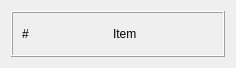
Qt form stepitem.ui (casey-c/egg-prooftree-testing) before a commit.
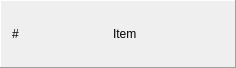
The same form after that commit.

```diff
--- a/stepitem.ui
+++ b/stepitem.ui
@@ -17,16 +17,22 @@
    <bool>true</bool>
   </property>
   <layout class="QHBoxLayout" name="horizontalLayout_2">
+   <property name="leftMargin">
+    <number>0</number>
+   </property>
+   <property name="topMargin">
+    <number>0</number>
+   </property>
+   <property name="rightMargin">
+    <number>0</number>
+   </property>
+   <property name="bottomMargin">
+    <number>0</number>
+   </property>
    <item>
     <widget class="QFrame" name="frame">
-     <property name="autoFillBackground">
-      <bool>true</bool>
-     </property>
-     <property name="styleSheet">
-      <string notr="true"/>
-     </property>
      <property name="frameShape">
-      <enum>QFrame::Box</enum>
+      <enum>QFrame::Panel</enum>
      </property>
      <property name="frameShadow">
       <enum>QFrame::Raised</enum>
@@ -35,6 +41,21 @@
       <number>1</number>
      </property>
      <layout class="QHBoxLayout" name="horizontalLayout">
+      <property name="spacing">
+       <number>7</number>
+      </property>
+      <property name="leftMargin">
+       <number>11</number>
+      </property>
+      <property name="topMargin">
+       <number>11</number>
+      </property>
+      <property name="rightMargin">
+       <number>11</number>
+      </property>
+      <property name="bottomMargin">
+       <number>11</number>
+      </property>
       <item>
        <widget class="QLabel" name="label_2">
         <property name="sizePolicy">
```
